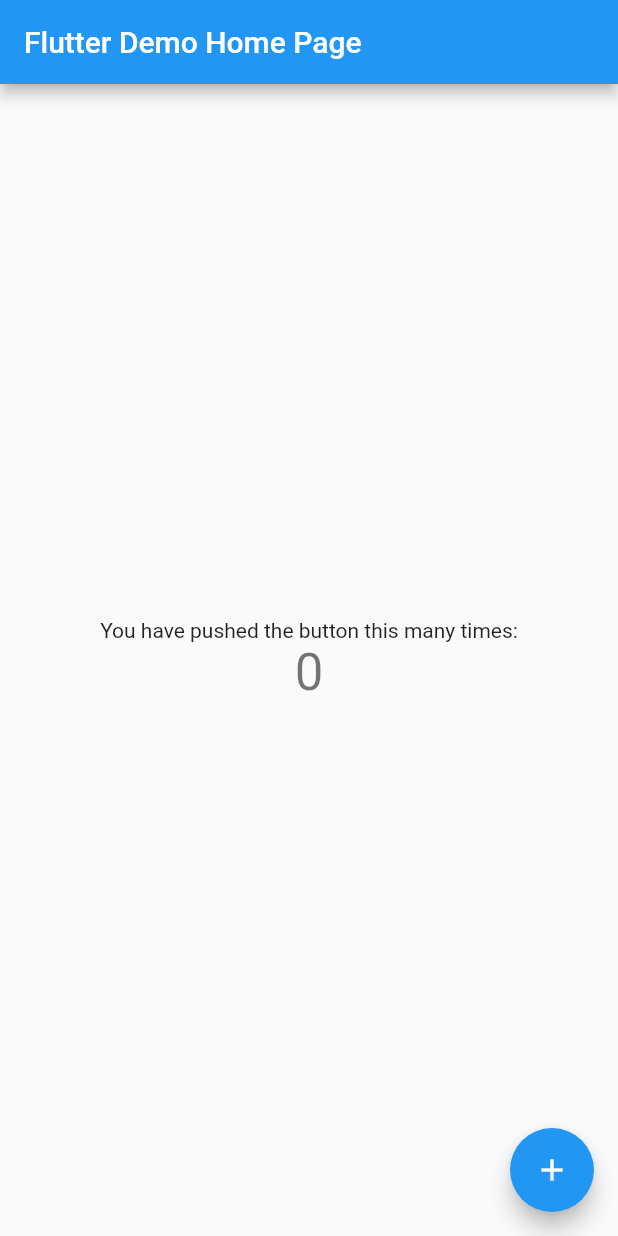
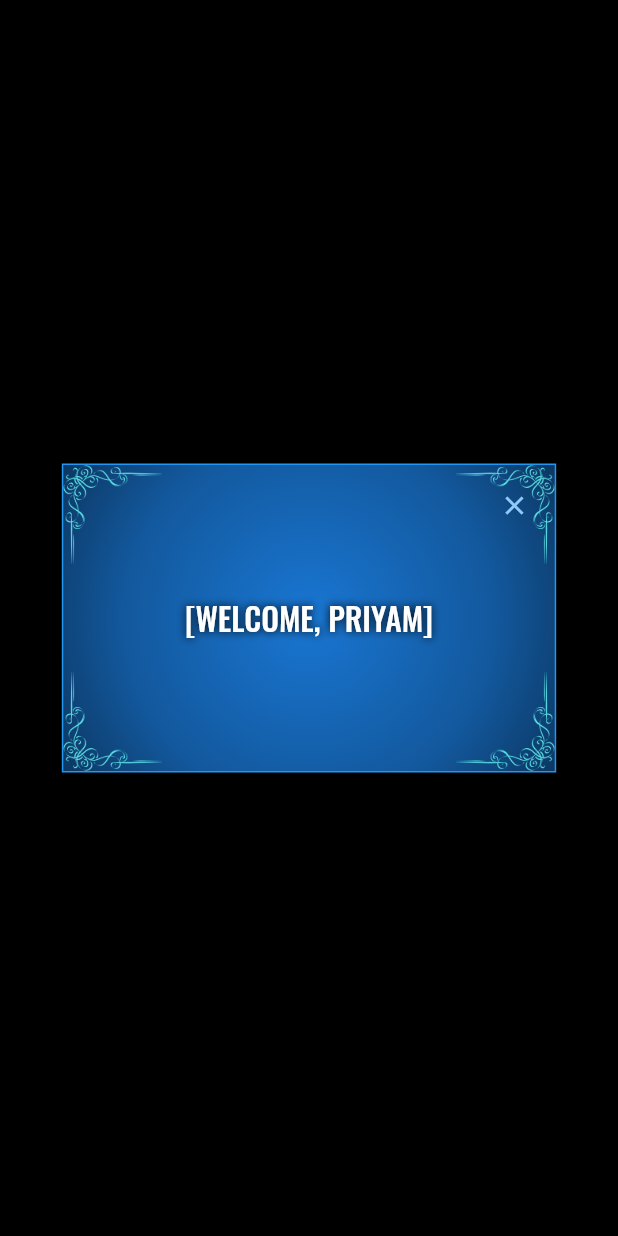
Before and after one commit to priyamharsh14/LevelUpLife, a Flutter app: the screen it shows after launch, on a phone screen of 412 x 824 dp. Run offline on Flutter 3.47's test engine with Material 2 defaults, Android fonts, the phone set to English and light mode, and no system bars; drawn by our look-alikes of velocity_x.

Commit message:
Basic Welcome Page

```diff
--- a/lib/main.dart
+++ b/lib/main.dart
@@ -1,3 +1,4 @@
+import 'package:LevelUpLife/welcome.dart';
 import 'package:flutter/material.dart';
 
 void main() {
@@ -9,109 +10,17 @@ class MyApp extends StatelessWidget {
   @override
   Widget build(BuildContext context) {
     return MaterialApp(
-      title: 'Flutter Demo',
+      title: 'LevelUpLife',
+      debugShowCheckedModeBanner: false,
       theme: ThemeData(
-        // This is the theme of your application.
-        //
-        // Try running your application with "flutter run". You'll see the
-        // application has a blue toolbar. Then, without quitting the app, try
-        // changing the primarySwatch below to Colors.green and then invoke
-        // "hot reload" (press "r" in the console where you ran "flutter run",
-        // or simply save your changes to "hot reload" in a Flutter IDE).
-        // Notice that the counter didn't reset back to zero; the application
-        // is not restarted.
         primarySwatch: Colors.blue,
-        // This makes the visual density adapt to the platform that you run
-        // the app on. For desktop platforms, the controls will be smaller and
-        // closer together (more dense) than on mobile platforms.
         visualDensity: VisualDensity.adaptivePlatformDensity,
       ),
-      home: MyHomePage(title: 'Flutter Demo Home Page'),
+      initialRoute: 'WelcomePage',
+      routes: {
+        'WelcomePage': (context) => WelcomePage(),
+      },
+      home: WelcomePage(),
     );
   }
 }
-
-class MyHomePage extends StatefulWidget {
-  MyHomePage({Key key, this.title}) : super(key: key);
-
-  // This widget is the home page of your application. It is stateful, meaning
-  // that it has a State object (defined below) that contains fields that affect
-  // how it looks.
-
-  // This class is the configuration for the state. It holds the values (in this
-  // case the title) provided by the parent (in this case the App widget) and
-  // used by the build method of the State. Fields in a Widget subclass are
-  // always marked "final".
-
-  final String title;
-
-  @override
-  _MyHomePageState createState() => _MyHomePageState();
-}
-
-class _MyHomePageState extends State<MyHomePage> {
-  int _counter = 0;
-
-  void _incrementCounter() {
-    setState(() {
-      // This call to setState tells the Flutter framework that something has
-      // changed in this State, which causes it to rerun the build method below
-      // so that the display can reflect the updated values. If we changed
-      // _counter without calling setState(), then the build method would not be
-      // called again, and so nothing would appear to happen.
-      _counter++;
-    });
-  }
-
-  @override
-  Widget build(BuildContext context) {
-    // This method is rerun every time setState is called, for instance as done
-    // by the _incrementCounter method above.
-    //
-    // The Flutter framework has been optimized to make rerunning build methods
-    // fast, so that you can just rebuild anything that needs updating rather
-    // than having to individually change instances of widgets.
-    return Scaffold(
-      appBar: AppBar(
-        // Here we take the value from the MyHomePage object that was created by
-        // the App.build method, and use it to set our appbar title.
-        title: Text(widget.title),
-      ),
-      body: Center(
-        // Center is a layout widget. It takes a single child and positions it
-        // in the middle of the parent.
-        child: Column(
-          // Column is also a layout widget. It takes a list of children and
-          // arranges them vertically. By default, it sizes itself to fit its
-          // children horizontally, and tries to be as tall as its parent.
-          //
-          // Invoke "debug painting" (press "p" in the console, choose the
-          // "Toggle Debug Paint" action from the Flutter Inspector in Android
-          // Studio, or the "Toggle Debug Paint" command in Visual Studio Code)
-          // to see the wireframe for each widget.
-          //
-          // Column has various properties to control how it sizes itself and
-          // how it positions its children. Here we use mainAxisAlignment to
-          // center the children vertically; the main axis here is the vertical
-          // axis because Columns are vertical (the cross axis would be
-          // horizontal).
-          mainAxisAlignment: MainAxisAlignment.center,
-          children: <Widget>[
-            Text(
-              'You have pushed the button this many times:',
-            ),
-            Text(
-              '$_counter',
-              style: Theme.of(context).textTheme.headline4,
-            ),
-          ],
-        ),
-      ),
-      floatingActionButton: FloatingActionButton(
-        onPressed: _incrementCounter,
-        tooltip: 'Increment',
-        child: Icon(Icons.add),
-      ), // This trailing comma makes auto-formatting nicer for build methods.
-    );
-  }
-}
--- /dev/null
+++ b/lib/welcome.dart
@@ -0,0 +1,122 @@
+import 'package:flutter/material.dart';
+import 'package:flutter/services.dart';
+import 'package:velocity_x/velocity_x.dart';
+
+class WelcomePage extends StatefulWidget {
+  @override
+  _WelcomePageState createState() => _WelcomePageState();
+}
+
+class _WelcomePageState extends State<WelcomePage> {
+  @override
+  void initState() {
+    super.initState();
+    SystemChrome.setPreferredOrientations([
+      DeviceOrientation.portraitUp,
+    ]);
+  }
+
+  @override
+  Widget build(BuildContext context) {
+    return Material(
+      child: Stack(
+        children: [
+          Container(
+            width: context.screenWidth,
+            height: context.screenHeight,
+            color: Colors.black,
+            child: VStack(
+              [
+                Container(
+                  height: context.percentHeight * 25,
+                  width: context.percentWidth * 80,
+                  decoration: BoxDecoration(
+                      border: Border.all(color: Colors.blue),
+                      gradient: RadialGradient(
+                        colors: [
+                          Colors.blue[700],
+                          Colors.blue[700].withOpacity(0.75),
+                          Colors.blue[700].withOpacity(0.25),
+                        ],
+                        radius: 1.2,
+                      )),
+                  child: Stack(
+                    children: [
+                      Positioned(
+                        child: Icon(
+                          Icons.close,
+                          color: Colors.blue[200],
+                          size: context.percentHeight * 2.5,
+                        ),
+                        right: context.percentWidth * 4,
+                        top: context.percentHeight * 2,
+                      ),
+                      Positioned(
+                        top: 0,
+                        left: 0,
+                        child: RotatedBox(
+                          quarterTurns: 0,
+                          child: Image.asset(
+                            'assets/images/corner.png',
+                            height: context.percentHeight * 8,
+                          ),
+                        ),
+                      ),
+                      Positioned(
+                        top: 0,
+                        right: 0,
+                        child: RotatedBox(
+                          quarterTurns: 1,
+                          child: Image.asset(
+                            'assets/images/corner.png',
+                            height: context.percentHeight * 8,
+                          ),
+                        ),
+                      ),
+                      Positioned(
+                        left: 0,
+                        bottom: 0,
+                        child: RotatedBox(
+                          quarterTurns: 3,
+                          child: Image.asset(
+                            'assets/images/corner.png',
+                            height: context.percentHeight * 8,
+                          ),
+                        ),
+                      ),
+                      Positioned(
+                        right: 0,
+                        bottom: 0,
+                        child: RotatedBox(
+                          quarterTurns: 2,
+                          child: Image.asset(
+                            'assets/images/corner.png',
+                            height: context.percentHeight * 8,
+                          ),
+                        ),
+                      ),
+                      "[WELCOME, PRIYAM]"
+                          .text
+                          .xl2
+                          .fontFamily("Oswald")
+                          .textStyle(TextStyle(shadows: [
+                            Shadow(
+                              blurRadius: 7.5,
+                              color: Colors.black,
+                            )
+                          ]))
+                          .color(Colors.white)
+                          .makeCentered(),
+                    ],
+                  ),
+                )
+              ],
+              alignment: MainAxisAlignment.center,
+              crossAlignment: CrossAxisAlignment.center,
+            ),
+          )
+        ],
+      ),
+    );
+  }
+}
```
Also changed, not shown: pubspec.yaml (+7 -29 lines), assets/images/corner.png (added), fonts/Oswald-Medium.ttf (added), pubspec.lock, 1 other file.
